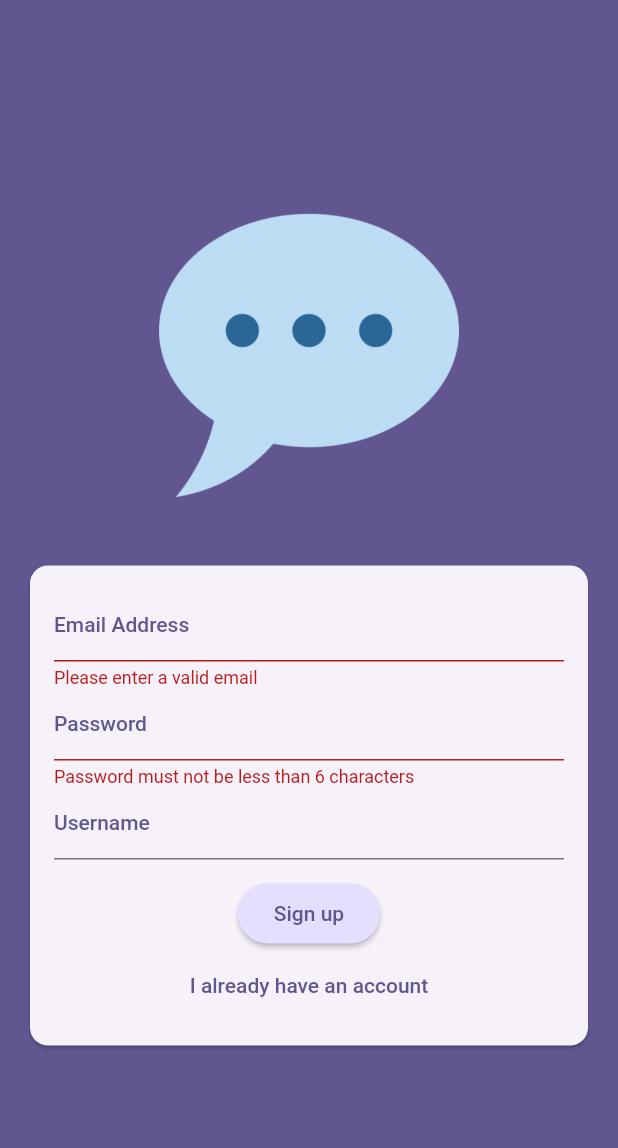
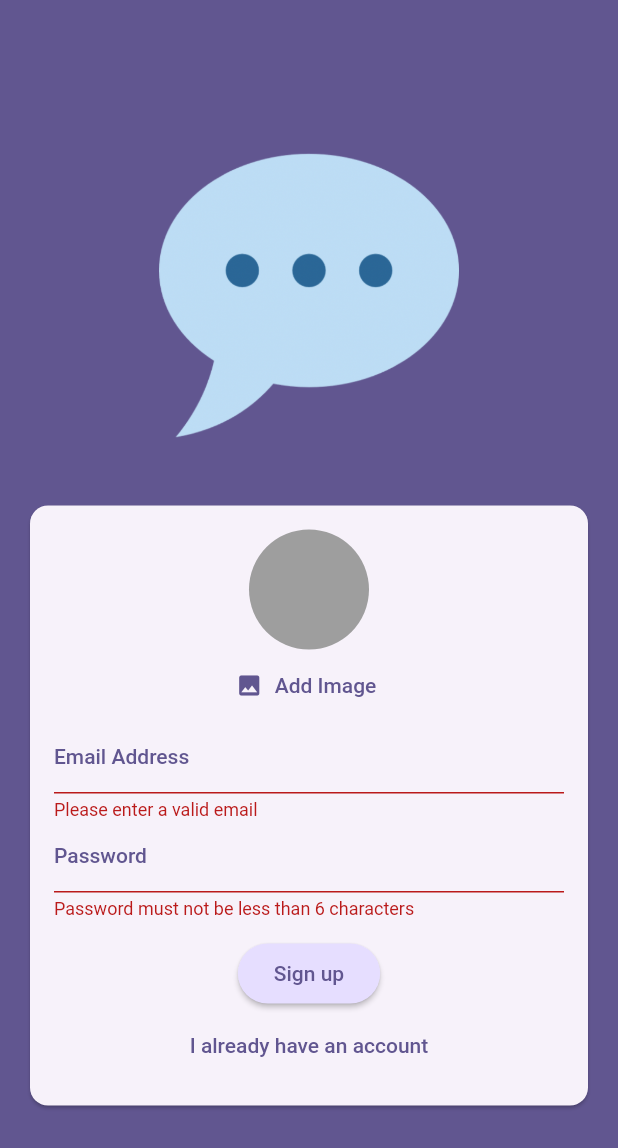
Before and after one commit to UsmanOlajide/Chat-App, a Flutter app: the screen it shows after launch, after a tap on "Log In", after a tap on "Create an account", on a phone screen of 412 x 824 dp. Shown: the top 1148 px of the screen. Run offline on Flutter 3.47's test engine with Material 2 defaults, Android fonts, the phone set to English and light mode, and no system bars; our stand-ins replace firebase_auth, firebase_core, firebase_storage, image_picker; accounts and stored records are empty.

```diff
--- a/lib/main.dart
+++ b/lib/main.dart
@@ -1,7 +1,16 @@
+import 'package:firebase_auth/firebase_auth.dart';
 import 'package:flutter/material.dart';
 import 'package:new_chatapp/screens/auth.dart';
+import 'package:firebase_core/firebase_core.dart';
+import 'package:new_chatapp/screens/chat.dart';
+import 'package:new_chatapp/screens/splash.dart';
+import 'firebase_options.dart';
 
-void main() {
+void main() async {
+  WidgetsFlutterBinding.ensureInitialized();
+  await Firebase.initializeApp(
+    options: DefaultFirebaseOptions.currentPlatform,
+  );
   runApp(const MyApp());
 }
 
@@ -14,13 +23,39 @@ class MyApp extends StatelessWidget {
     return MaterialApp(
       title: 'Flutter Chat',
       theme: ThemeData().copyWith(
-          colorScheme: ColorScheme.fromSeed(
-              seedColor: const Color.fromARGB(255, 63, 17, 177)),
-          useMaterial3: true),
-      home: const AuthScreen(),
+        colorScheme: ColorScheme.fromSeed(
+            seedColor: const Color.fromARGB(255, 63, 17, 177)),
+        useMaterial3: true,
+      ),
+      home: StreamBuilder(
+        stream: FirebaseAuth.instance.authStateChanges(),
+        builder: (ctx, snapshot) {
+          if (snapshot.connectionState == ConnectionState.waiting) {
+            return const SplashScreen();
+          }
+          // the if statement means if a user is logged in
+          if (snapshot.hasData) {
+            return const ChatScreen();
+          }
+          // then if we dont have any data (if a user is not logged in )
+          return const AuthScreen();
+        },
+      ),
     );
   }
 }
 
+//* FEATURE / FIREBASE BRANCH
 
-//* FEATURE / FIREBASE BRANCH
+//  GOAL
+// Show a different screen if we have the auth token which is generated when a user logs in  or creates an acc
+// So that means if a user opens this app he should either see the auth screen or the chat screen
+// auth screen if we dont have the auth token
+// chat screen if we have the auth token
+
+//* PROBLEM
+//* I can't work with uploading images from camera or gallery even on physical device
+
+//*
+//*
+//*
--- a/lib/screens/auth.dart
+++ b/lib/screens/auth.dart
@@ -1,4 +1,12 @@
+// import 'package:firebase_core/firebase_core.dart';
+import 'dart:io';
+
+import 'package:firebase_storage/firebase_storage.dart';
 import 'package:flutter/material.dart';
+import 'package:firebase_auth/firebase_auth.dart';
+import 'package:new_chatapp/widgets/user_image_picker.dart';
+
+final _firebase = FirebaseAuth.instance;
 
 class AuthScreen extends StatefulWidget {
   const AuthScreen({super.key});
@@ -12,16 +20,92 @@ class _AuthScreenState extends State<AuthScreen> {
   final _formKey = GlobalKey<FormState>();
   var _enteredEmail = '';
   var _enteredPassword = '';
+  File? _selectedImage;
+  var authenticating = false;
 
-  void _submit() {
+  // void _submit() {
+  //   final valid = _formKey.currentState!.validate();
+  //   if (valid) {
+  //     _formKey.currentState!.save();
+  //     print(_enteredEmail);
+  //     print(_enteredPassword);
+  //   } else {
+  //     print('LOG IN FAILED !!');
+  //   }
+  // }
+
+  void _submit() async {
     final valid = _formKey.currentState!.validate();
-    if (valid) {
+    if (!valid) {
+      return;
+    }
+    // if (!valid || !_login && _selectedImage == null) {
+    //   return;
+    // }
+
     _formKey.currentState!.save();
-      print(_enteredEmail);
-      print(_enteredPassword);
+    try {
+      setState(() {
+        authenticating = true;
+      });
+      if (_login) {
+        final userCredentials = await _firebase.signInWithEmailAndPassword(
+          email: _enteredEmail,
+          password: _enteredPassword,
+        );
       } else {
-      print('LOG IN FAILED !!');
+        final userCredentials = await _firebase.createUserWithEmailAndPassword(
+          email: _enteredEmail,
+          password: _enteredPassword,
+        );
+        // final storageRef = FirebaseStorage.instance
+        //     .ref()
+        //     .child('user_images')
+        //     .child('${userCredentials.user!.uid}.jpg');
+        // storageRef.putFile(_selectedImage!);
+        // final imageUrl = await storageRef.getDownloadURL();
+        // print(imageUrl);
       }
+    } on FirebaseAuthException catch (error) {
+      if (context.mounted) {
+        ScaffoldMessenger.of(context).clearSnackBars();
+        ScaffoldMessenger.of(context).showSnackBar(
+          SnackBar(
+            content: Text(
+              error.message ?? 'Authentication Failed!',
+            ),
+          ),
+        );
+      }
+      setState(() {
+        authenticating = false;
+      });
+    }
+    // if (_login) {
+    //   // log users in
+    // } else {
+    //   try {
+    //     final userCredentials = await _firebase.createUserWithEmailAndPassword(
+    //       email: _enteredEmail,
+    //       password: _enteredPassword,
+    //     );
+    //     print(userCredentials);
+    //   } on FirebaseAuthException catch (error) {
+    //     // if (error.code == 'email-already-in-use') {
+    //     //   //....
+    //     // }
+    //     if (context.mounted) {
+    //       ScaffoldMessenger.of(context).clearSnackBars();
+    //       ScaffoldMessenger.of(context).showSnackBar(
+    //         SnackBar(
+    //           content: Text(
+    //             error.message ?? 'Authentication Failed!',
+    //           ),
+    //         ),
+    //       );
+    //     }
+    //   }
+    // }
   }
 
   @override
@@ -50,6 +134,12 @@ class _AuthScreenState extends State<AuthScreen> {
                       child: Column(
                         mainAxisSize: MainAxisSize.min,
                         children: [
+                          if (!_login)
+                            UserImagePicker(
+                              onPickImage: (pickedImage) {
+                                _selectedImage = pickedImage;
+                              },
+                            ),
                           TextFormField(
                             validator: (value) {
                               if (value == null ||
@@ -91,18 +181,19 @@ class _AuthScreenState extends State<AuthScreen> {
                               _enteredPassword = value!;
                             },
                           ),
-                          if (!_login)
-                            TextFormField(
-                              decoration: InputDecoration(
-                                labelText: 'Username',
-                                labelStyle: TextStyle(
-                                  color: Theme.of(context).colorScheme.primary,
-                                ),
-                              ),
-                              obscureText: true,
-                            ),
+                          // if (!_login)
+                          //   TextFormField(
+                          //     decoration: InputDecoration(
+                          //       labelText: 'Username',
+                          //       labelStyle: TextStyle(
+                          //         color: Theme.of(context).colorScheme.primary,
+                          //       ),
+                          //     ),
+                          //     obscureText: true,
+                          //   ),
                           const SizedBox(height: 12),
-                          //will make sure all the input values are collected and sent to firebase
+                          if (authenticating) const CircularProgressIndicator(),
+                          if (!authenticating)
                             ElevatedButton(
                               style: ElevatedButton.styleFrom(
                                 backgroundColor: Theme.of(context)
@@ -113,7 +204,7 @@ class _AuthScreenState extends State<AuthScreen> {
                               onPressed: _submit,
                               child: Text(_login ? 'Log In' : 'Sign up'),
                             ),
-                          // to allow user to switch between _login and sign up mode
+                          if (!authenticating)
                             TextButton(
                               onPressed: () {
                                 setState(() {
--- /dev/null
+++ b/lib/screens/splash.dart
@@ -0,0 +1,18 @@
+import 'package:flutter/material.dart';
+
+// this screen will show if firebase is taking time to figure out if a user is logged in
+class SplashScreen extends StatelessWidget {
+  const SplashScreen({super.key});
+
+  @override
+  Widget build(BuildContext context) {
+    return Scaffold(
+      appBar: AppBar(
+        title: const Text('Flutter Chat'),
+      ),
+      body: const Center(
+        child: Text('Loading...'),
+      ),
+    );
+  }
+}
--- /dev/null
+++ b/lib/widgets/user_image_picker.dart
@@ -0,0 +1,58 @@
+import 'dart:io';
+
+import 'package:flutter/material.dart';
+import 'package:image_picker/image_picker.dart';
+
+class UserImagePicker extends StatefulWidget {
+  const UserImagePicker({super.key, required this.onPickImage});
+
+  final void Function(File pickedImage) onPickImage;
+
+  @override
+  State<UserImagePicker> createState() => _UserImagePickerState();
+}
+
+class _UserImagePickerState extends State<UserImagePicker> {
+  // late File _pickedImageFile;
+  File? _pickedImageFile;
+
+  void _pickImage() async {
+    var pickedImage = await ImagePicker().pickImage(
+      source: ImageSource.camera,
+      imageQuality: 50,
+      maxWidth: 150,
+    );
+
+    if (pickedImage == null) {
+      return;
+    }
+
+    setState(() {
+      _pickedImageFile = File(pickedImage.path);
+    });
+
+    widget.onPickImage(_pickedImageFile!);
+  }
+
+  @override
+  Widget build(BuildContext context) {
+    return Column(
+      children: [
+        CircleAvatar(
+          radius: 40,
+          backgroundColor: Colors.grey,
+          foregroundImage:
+              _pickedImageFile != null ? FileImage(_pickedImageFile!) : null,
+        ),
+        TextButton.icon(
+          onPressed: _pickImage,
+          icon: const Icon(Icons.image),
+          label: Text(
+            'Add Image',
+            style: TextStyle(color: Theme.of(context).colorScheme.primary),
+          ),
+        ),
+      ],
+    );
+  }
+}
--- a/pubspec.yaml
+++ b/pubspec.yaml
@@ -35,6 +35,10 @@ dependencies:
   # The following adds the Cupertino Icons font to your application.
   # Use with the CupertinoIcons class for iOS style icons.
   cupertino_icons: ^1.0.2
+  firebase_core: ^2.15.1
+  firebase_auth: ^4.9.0
+  firebase_storage: ^11.2.6
+  image_picker: ^1.0.4
 
 dev_dependencies:
   flutter_test:
```
Also changed, not shown: lib/screens/chat.dart (added, +30 -0 lines), lib/firebase_options.dart (added), pubspec.lock, 11 other files. Lines whose indentation alone changed are shown as unchanged.
